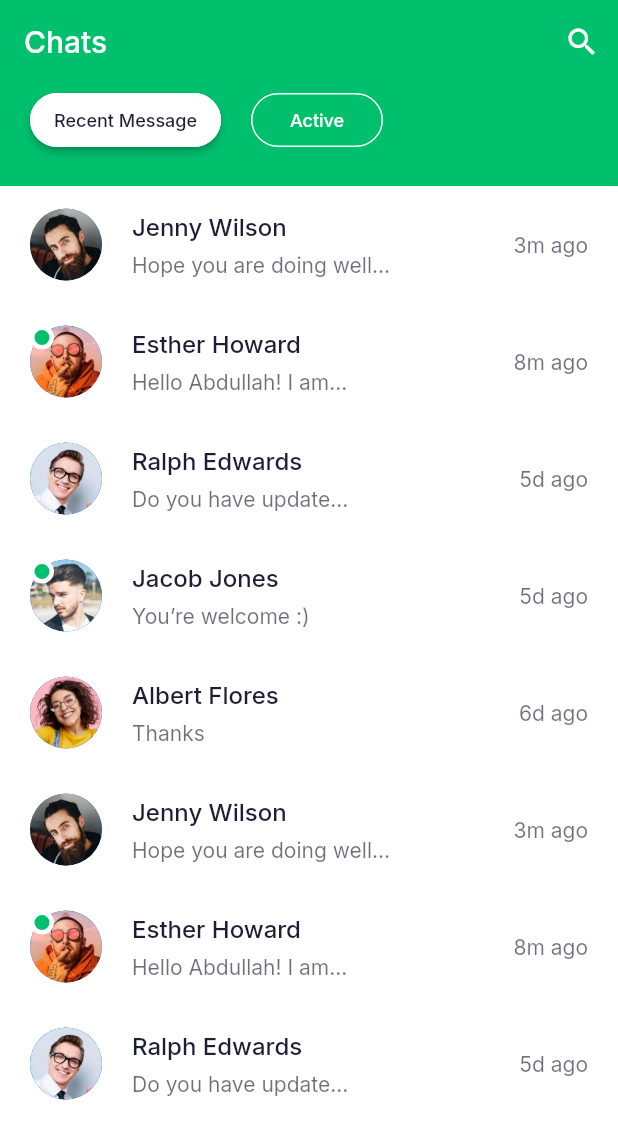
After one commit to pawaka2020/chatuiconcept, a Flutter app: the ChatScreen screen opened directly, on a phone screen of 412 x 824 dp. The commit adds this screen. Shown: the top 1139 px of the screen. Run offline on Flutter 3.47's test engine with Material 2 defaults, Android fonts, the phone set to English and light mode, and no system bars; our stand-ins replace google_fonts.

Commit message:
work for today (2/7/2023)

```diff
--- /dev/null
+++ b/lib/commoncompo/filloutlinebutton.dart
@@ -0,0 +1,37 @@
+import 'package:flutter/cupertino.dart';
+import 'package:flutter/material.dart';
+
+import '../constants.dart';
+//this is also a template for a button that will be commonly used in the app
+//has two versions depending on whether it's filled or not,
+//isFilled controls the color, elevation and text color
+class FillOutlineButton extends StatelessWidget {
+  final bool isFilled;
+  final BuildContext context;
+  final VoidCallback pressCallback;
+  final String buttonText;
+  const FillOutlineButton({
+    Key? key,
+    this.isFilled = true,
+    required this.context,
+    required this.pressCallback,
+    required this.buttonText
+  }) : super(key: key);
+  @override
+  Widget build(BuildContext context) => MaterialButton(
+    onPressed: pressCallback,
+    shape:RoundedRectangleBorder(
+      borderRadius: BorderRadius.circular(30),
+      side: const BorderSide(color: Colors.white),
+    ),
+    elevation: isFilled ? 2 : 0,
+    color: isFilled ? Colors.white : Colors.transparent,
+    child: Text(
+      buttonText,
+      style: TextStyle(
+        color: isFilled ? contentColorLightTheme : Colors.white,
+        fontSize: 12,
+      ),
+    )
+  );
+}
--- /dev/null
+++ b/lib/model/Chat.dart
@@ -0,0 +1,75 @@
+
+class Chat {
+  final String name; //TODO: explain
+  final String lastMessage; //TODO: explain
+  final String image; //TODO: explain
+  final String time; //may change this from String to DateTime
+  final bool isActive; //TODO: explain
+  Chat({
+    this.name = '',
+    this.lastMessage = '',
+    this.image = '',
+    this.time = '',
+    this.isActive = false
+  });
+}
+//for now, we will use placeholder data, but later we will implement a database.
+//suggested database either sqflite or supabase
+List chatsData = [
+  Chat(
+    name: "Jenny Wilson",
+    lastMessage: "Hope you are doing well...",
+    image: "assets/images/user.png",
+    time: "3m ago",
+    isActive: false,
+  ),
+  Chat(
+    name: "Esther Howard",
+    lastMessage: "Hello Abdullah! I am...",
+    image: "assets/images/user_2.png",
+    time: "8m ago",
+    isActive: true,
+  ),
+  Chat(
+    name: "Ralph Edwards",
+    lastMessage: "Do you have update...",
+    image: "assets/images/user_3.png",
+    time: "5d ago",
+    isActive: false,
+  ),
+  Chat(
+    name: "Jacob Jones",
+    lastMessage: "You’re welcome :)",
+    image: "assets/images/user_4.png",
+    time: "5d ago",
+    isActive: true,
+  ),
+  Chat(
+    name: "Albert Flores",
+    lastMessage: "Thanks",
+    image: "assets/images/user_5.png",
+    time: "6d ago",
+    isActive: false,
+  ),
+  Chat(
+    name: "Jenny Wilson",
+    lastMessage: "Hope you are doing well...",
+    image: "assets/images/user.png",
+    time: "3m ago",
+    isActive: false,
+  ),
+  Chat(
+    name: "Esther Howard",
+    lastMessage: "Hello Abdullah! I am...",
+    image: "assets/images/user_2.png",
+    time: "8m ago",
+    isActive: true,
+  ),
+  Chat(
+    name: "Ralph Edwards",
+    lastMessage: "Do you have update...",
+    image: "assets/images/user_3.png",
+    time: "5d ago",
+    isActive: false,
+  ),
+];
--- /dev/null
+++ b/lib/screen/chat/chatscreen.dart
@@ -0,0 +1,24 @@
+import 'package:flutter/cupertino.dart';
+import 'package:flutter/material.dart';
+
+import '../../main.dart';
+import '../../uifunctions.dart';
+import 'compo/chatappbar.dart';
+import 'compo/chatbody.dart';
+//chatbody is still unfinished
+class ChatScreen extends StatefulWidget {
+  const ChatScreen({Key? key}) : super(key: key);
+  @override
+  State<ChatScreen> createState() => _ChatScreenState();
+}
+
+class _ChatScreenState extends State<ChatScreen> {
+  int _index = 1;
+
+  @override
+  Widget build(BuildContext context) => Scaffold(
+    appBar: chatAppBar(context),
+    body: ChatBody(),
+
+  );
+}
--- /dev/null
+++ b/lib/screen/chat/compo/chatappbar.dart
@@ -0,0 +1,16 @@
+import 'package:flutter/cupertino.dart';
+import 'package:flutter/material.dart';
+import '../../../main.dart';
+import '../../../uifunctions.dart';
+
+//app bar with button to navigate to
+AppBar chatAppBar(BuildContext context) => AppBar(
+  automaticallyImplyLeading: false,
+  title: const Text("Chats"),
+  actions: [
+    IconButton(
+      icon: const Icon(Icons.search),
+      onPressed: ()=> navigateTo(context, const HelloWorld()),
+    ),
+  ],
+);
--- /dev/null
+++ b/lib/screen/chat/compo/chatbody.dart
@@ -0,0 +1,55 @@
+
+
+import 'package:chatuiconcept/commoncompo/filloutlinebutton.dart';
+import 'package:chatuiconcept/screen/chat/compo/chatcard.dart';
+import 'package:flutter/cupertino.dart';
+
+import '../../../constants.dart';
+import '../../../main.dart';
+import '../../../model/Chat.dart';
+import '../../../uifunctions.dart';
+
+class ChatBody extends StatelessWidget {
+  const ChatBody({Key? key}) : super(key: key);
+
+
+  @override
+  Widget build(BuildContext context) => Column(children:[
+    topBody(context),
+    bottomBody(chatsData.length, context)
+  ]);
+}
+
+Container topBody(BuildContext context){
+  FillOutlineButton activeButton = FillOutlineButton(
+      context: context,
+      pressCallback: (){},
+      buttonText: "Active",
+      isFilled: false
+  );
+  FillOutlineButton recentButton = FillOutlineButton(
+      context: context,
+      pressCallback: (){},
+      buttonText: "Recent Message",
+  );
+  return Container(
+    padding: const EdgeInsets.fromLTRB(
+        defaultPadding, 0, defaultPadding, defaultPadding),
+    color: primaryColor,
+    child: Row(children:[
+      recentButton,
+      const SizedBox(width: defaultPadding),
+      activeButton
+    ])
+  );
+}
+//we need to implement the Users model first.
+//also Chatcard component
+Expanded bottomBody(int length, BuildContext context) => Expanded(child:
+  ListView.builder(
+    itemCount: length,
+    itemBuilder: (context, index) => ChatCard(
+      chat: chatsData[index],
+      pressCallback:()=> navigateTo(context, const HelloWorld()))
+  ),
+);
--- /dev/null
+++ b/lib/screen/chat/compo/chatcard.dart
@@ -0,0 +1,93 @@
+import 'package:flutter/cupertino.dart';
+import 'package:flutter/material.dart';
+
+import '../../../constants.dart';
+import '../../../model/Chat.dart';
+
+//a Card UI that holds conversations
+//links to the Chat model class in model/chatscreen.dart
+//returns an Inkwell = a rectangular View that responses to touch
+class ChatCard extends StatelessWidget {
+  final Chat chat;
+  final VoidCallback pressCallback;
+  const ChatCard({
+    Key? key,
+    required this.chat,
+    required this.pressCallback
+  }) : super(key: key);
+  @override
+  Widget build(BuildContext context) {
+    return InkWell(
+      onTap: pressCallback,
+      child: Padding(
+          padding:
+              EdgeInsets.symmetric(
+                horizontal: defaultPadding,
+                vertical: defaultPadding * 0.75
+          ),
+          child: Row(children:[
+            userAvatar(chat.image, chat.isActive, context),
+            messageDisplay(chat.name, chat.lastMessage),
+            timeDisplay(chat.time)
+        ])
+      ),
+    );
+  }
+}
+
+BoxDecoration decor(BuildContext context) => BoxDecoration(
+  color: primaryColor,
+  shape: BoxShape.circle,
+  border:Border.all(
+    color:Theme.of(context).scaffoldBackgroundColor,
+    width: 3
+  )
+);
+
+//shows the user avatar in a circle shape
+//also shows a decoration if a user is active
+Stack userAvatar(String image, bool isActive, BuildContext context) => Stack(children:[
+  CircleAvatar(
+    radius: 24,
+    backgroundImage: AssetImage(image)
+  ),
+  if (isActive)
+    Positioned(child: Container(
+      height: 16,
+      width: 16,
+      decoration: decor(context)
+    ),)
+]);
+
+//displays last message from a user
+Expanded messageDisplay(String name, String lastMessage) => Expanded(child:
+  Padding(
+      padding: const EdgeInsets.symmetric(horizontal: defaultPadding),
+      child: Column(
+        crossAxisAlignment: CrossAxisAlignment.start,
+        children:[
+          Text(
+            name,
+            style:
+            const TextStyle(fontSize: 16, fontWeight: FontWeight.w500),
+          ),
+          const SizedBox(height: 8),
+          Opacity(
+            opacity: 0.64,
+            child: Text(
+              lastMessage,
+              maxLines: 1,
+              overflow: TextOverflow.ellipsis,
+            ),
+          )
+        ]
+      ),
+  ),
+
+);
+
+//displays the time
+Opacity timeDisplay(String time) => Opacity(
+  opacity: 0.64,
+  child: Text(time)
+);
--- a/lib/screen/signing/compo/signinbutton.dart
+++ b/lib/screen/signing/compo/signinbutton.dart
@@ -3,6 +3,7 @@ import '../../../commoncompo/primarybutton.dart';
 import '../../../main.dart';
 import '../../../uifunctions.dart';
 //button from the template of PrimaryButton from commoncompo
+//navigateTo is supposed to be pointed to ChatScreen but HelloWorld() placeholder for now
 PrimaryButton signinButton(BuildContext context) => PrimaryButton(
   context: context,
   pressCallback:()=> navigateTo(context, const HelloWorld()),
--- a/lib/screen/signing/compo/signupbutton.dart
+++ b/lib/screen/signing/compo/signupbutton.dart
@@ -5,6 +5,7 @@ import '../../../commoncompo/primarybutton.dart';
 import '../../../main.dart';
 import '../../../uifunctions.dart';
 //signup button using PrimaryButton template from commoncompo
+//navigateTo is supposed to be pointed to Registration() but HelloWorld() placeholder for now
 PrimaryButton signupButton(BuildContext context) => PrimaryButton(
     context: context,
     pressCallback: ()=> navigateTo(context, const HelloWorld()),
```
